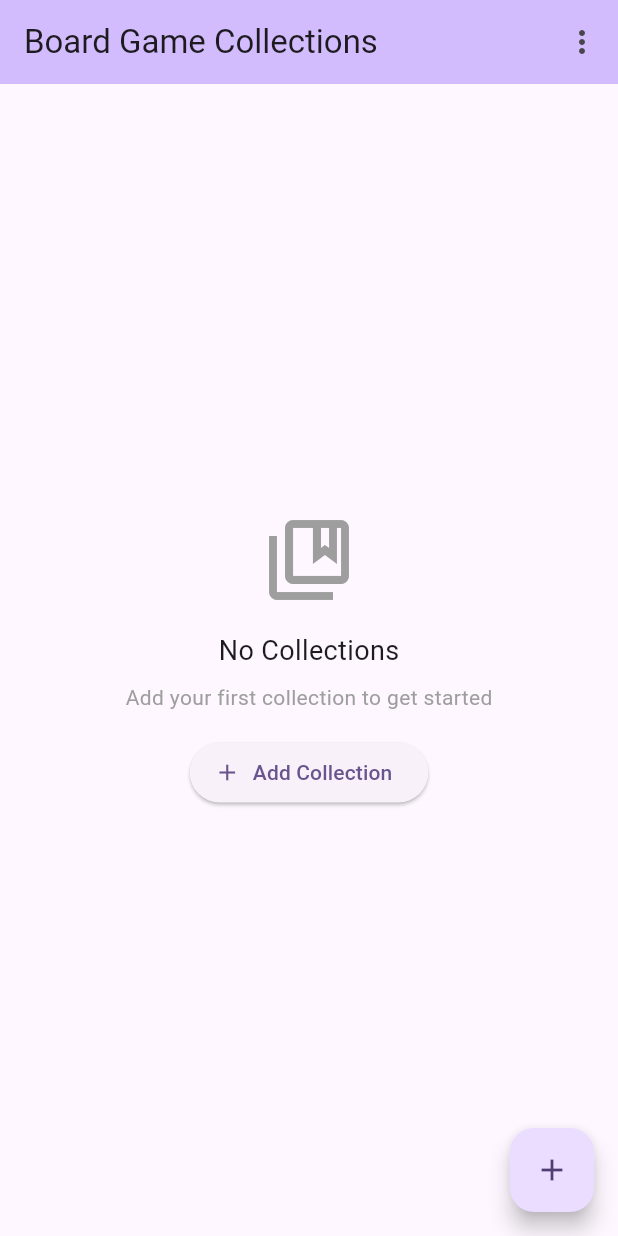
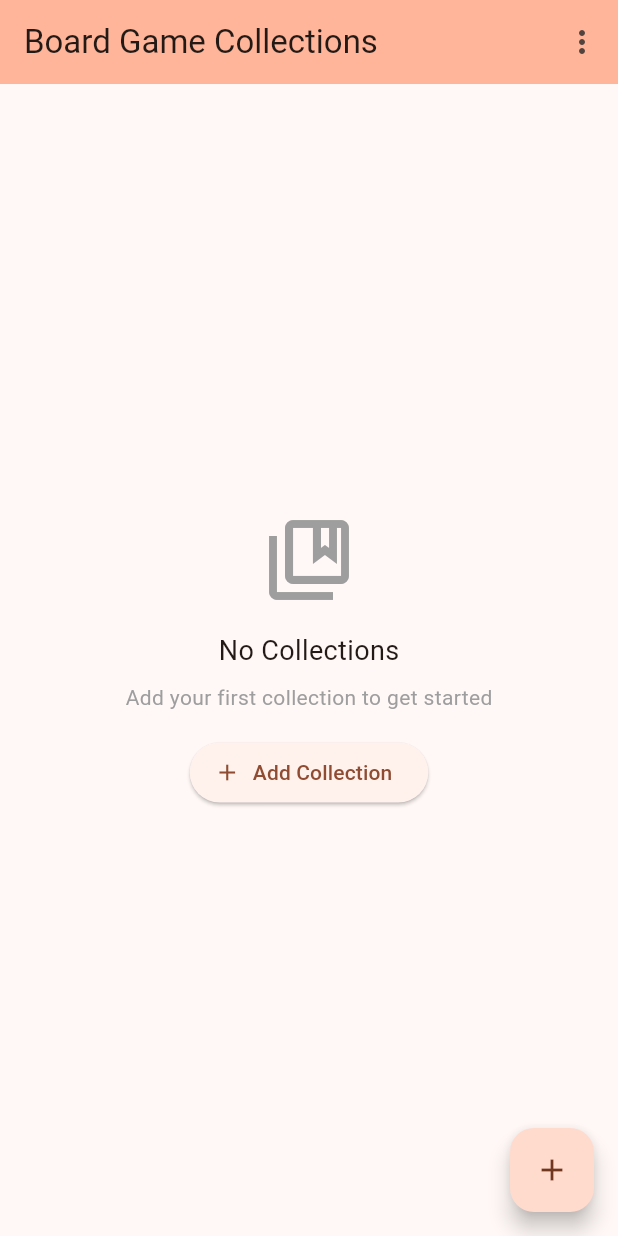
Before and after one commit to beefsack/what_to_play, a Flutter app: the screen it shows after launch, on a phone screen of 412 x 824 dp. Run offline on Flutter 3.47's test engine with Material 3 defaults, Android fonts, the phone set to English and light mode, and no system bars; our stand-ins replace cached_network_image, shared_preferences.

Commit message:
Change colour and logo

```diff
--- a/lib/main.dart
+++ b/lib/main.dart
@@ -13,7 +13,7 @@ class MyApp extends StatelessWidget {
     return MaterialApp(
       title: 'What to Play',
       theme: ThemeData(
-        colorScheme: ColorScheme.fromSeed(seedColor: Colors.deepPurple),
+        colorScheme: ColorScheme.fromSeed(seedColor: const Color(0xFF8D6E63)),
         useMaterial3: true,
       ),
       home: const CollectionsPage(),
```
Also changed, not shown: pubspec.yaml (+22 -3 lines), assets/dice.png (added), assets/dice.svg (added), pubspec.lock, 43 other files.
